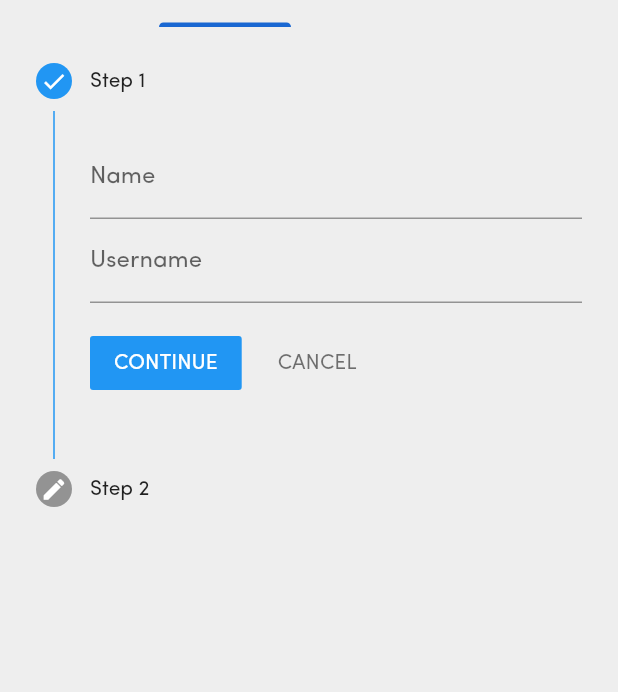
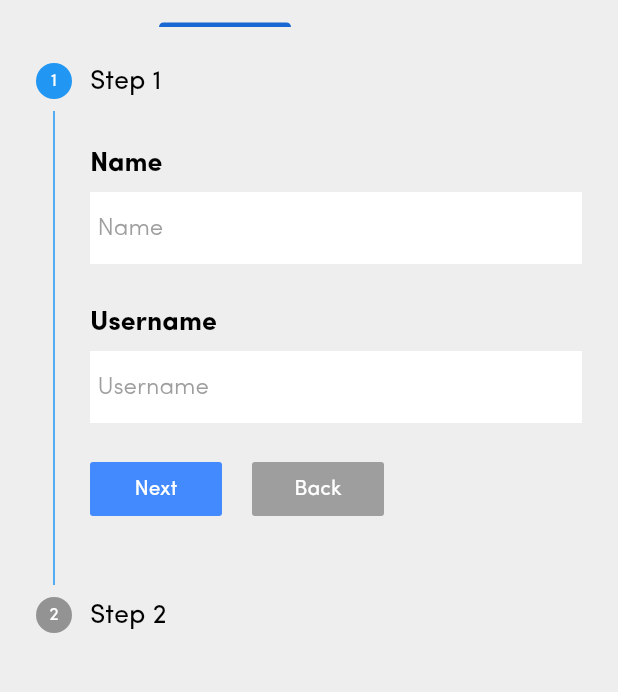
Before and after one commit to SubroutineX/Clubster, a Flutter app: the screen it shows after launch, tab 2 chosen, on a phone screen of 412 x 824 dp, the part 48-740 px from its top. Run offline on Flutter 3.47's test engine with Material 2 defaults, Android fonts, the light colour scheme and no system bars; our stand-ins replace simple_animations.

Commit message:
ui changes stepper

```diff
--- a/lib/views/animations/FadeAnimation.dart
+++ b/lib/views/animations/FadeAnimation.dart
@@ -14,12 +14,12 @@ class FadeAnimation extends StatelessWidget {
       [
         // ignore: deprecated_member_use
         Track("opacity").add(
-          Duration(milliseconds: 500),
+          Duration(milliseconds: 200),
           Tween(begin: 0.0, end: 1.0),
         ),
         // ignore: deprecated_member_use
         Track("translateY").add(
-          Duration(milliseconds: 500),
+          Duration(milliseconds: 200),
           Tween(begin: -30.0, end: 0.0),
         )
       ],
@@ -27,7 +27,7 @@ class FadeAnimation extends StatelessWidget {
 
     // ignore: deprecated_member_use
     return ControlledAnimation(
-      delay: Duration(milliseconds: (500 + delay).round()),
+      delay: Duration(milliseconds: (200 + delay).round()),
       duration: tween.duration,
       tween: tween,
       child: child,
--- a/lib/views/login_page.dart
+++ b/lib/views/login_page.dart
@@ -26,7 +26,7 @@ class Loginpage extends StatelessWidget {
                       children: <Widget>[
                         SizedBox(height: 50),
                         FadeAnimation(
-                          100,
+                          1,
                           Text(
                             "Login",
                             style: headingStyle,
@@ -34,7 +34,7 @@ class Loginpage extends StatelessWidget {
                         ),
                         SizedBox(height: 15),
                         FadeAnimation(
-                          125,
+                          2,
                           Text(
                             "Access account",
                             style: subHeadingStyle,
@@ -51,7 +51,7 @@ class Loginpage extends StatelessWidget {
                       crossAxisAlignment: CrossAxisAlignment.start,
                       children: <Widget>[
                         FadeAnimation(
-                          175,
+                          3,
                           Text(
                             "Email",
                             style: labelStyle,
@@ -59,7 +59,7 @@ class Loginpage extends StatelessWidget {
                         ),
                         SizedBox(height: 10),
                         FadeAnimation(
-                          225,
+                          4,
                           Container(
                             padding: EdgeInsets.symmetric(horizontal: 5),
                             decoration: BoxDecoration(color: Colors.white),
@@ -76,7 +76,7 @@ class Loginpage extends StatelessWidget {
                           height: 30,
                         ),
                         FadeAnimation(
-                          275,
+                          5,
                           Text(
                             "Password",
                             style: labelStyle,
@@ -84,7 +84,7 @@ class Loginpage extends StatelessWidget {
                         ),
                         SizedBox(height: 10),
                         FadeAnimation(
-                          325,
+                          6,
                           Container(
                             padding: EdgeInsets.symmetric(horizontal: 5),
                             decoration: BoxDecoration(color: Colors.white),
@@ -103,7 +103,7 @@ class Loginpage extends StatelessWidget {
                           height: 20,
                         ),
                         FadeAnimation(
-                          375,
+                          7,
                           Row(
                             mainAxisAlignment: MainAxisAlignment.end,
                             children: [
@@ -125,7 +125,7 @@ class Loginpage extends StatelessWidget {
                   ),
                   SizedBox(height: 50),
                   FadeAnimation(
-                    450,
+                    8,
                     Container(
                       height: 50,
                       padding: EdgeInsets.symmetric(horizontal: 20),
@@ -145,7 +145,7 @@ class Loginpage extends StatelessWidget {
                   ),
                   SizedBox(height: 40),
                   FadeAnimation(
-                    500,
+                    9,
                     Row(
                       mainAxisAlignment: MainAxisAlignment.center,
                       children: <Widget>[
--- a/lib/views/register_page.dart
+++ b/lib/views/register_page.dart
@@ -1,4 +1,7 @@
 import 'package:flutter/material.dart';
+
+import 'package:workflow/views/animations/FadeAnimation.dart';
+import 'package:workflow/views/styles/styles.dart';
 
 class RegisterPage extends StatefulWidget {
   @override
@@ -27,31 +30,130 @@ class _RegisterPageState extends State<RegisterPage> {
 
   List<Step> steps = [
     Step(
-      title: const Text('Step 1'),
+      title: Text(
+        'Step 1',
+        style: formFieldStyle,
+      ),
       isActive: true,
-      state: StepState.complete,
+      state: StepState.indexed,
       content: Column(
+        crossAxisAlignment: CrossAxisAlignment.start,
         children: <Widget>[
-          TextFormField(
-            decoration: InputDecoration(labelText: 'Name'),
+          SizedBox(
+            height: 10,
           ),
-          TextFormField(
-            decoration: InputDecoration(labelText: 'Username'),
+          FadeAnimation(
+            1,
+            Text(
+              "Name",
+              style: labelStyle,
+            ),
+          ),
+          SizedBox(height: 10),
+          FadeAnimation(
+            2,
+            Container(
+              padding: EdgeInsets.symmetric(horizontal: 5),
+              decoration: BoxDecoration(color: Colors.white),
+              child: TextFormField(
+                style: formFieldStyle,
+                decoration: InputDecoration(
+                    border: InputBorder.none,
+                    hintText: "Name",
+                    hintStyle: hintStyle),
+              ),
+            ),
+          ),
+          SizedBox(
+            height: 30,
+          ),
+          FadeAnimation(
+            3,
+            Text(
+              "Username",
+              style: labelStyle,
+            ),
+          ),
+          SizedBox(height: 10),
+          FadeAnimation(
+            4,
+            Container(
+              padding: EdgeInsets.symmetric(horizontal: 5),
+              decoration: BoxDecoration(color: Colors.white),
+              child: TextFormField(
+                obscureText: true,
+                style: formFieldStyle,
+                decoration: InputDecoration(
+                  border: InputBorder.none,
+                  hintText: "Username",
+                  hintStyle: hintStyle,
+                ),
+              ),
+            ),
           ),
         ],
       ),
     ),
     Step(
       isActive: false,
-      state: StepState.editing,
-      title: const Text('Step 2'),
+      state: StepState.indexed,
+      title: Text(
+        'Step 2',
+        style: formFieldStyle,
+      ),
       content: Column(
+        crossAxisAlignment: CrossAxisAlignment.start,
         children: <Widget>[
-          TextFormField(
-            decoration: InputDecoration(labelText: 'Email'),
+          SizedBox(
+            height: 10,
           ),
-          TextFormField(
-            decoration: InputDecoration(labelText: 'Password'),
+          FadeAnimation(
+            1,
+            Text(
+              "Email",
+              style: labelStyle,
+            ),
+          ),
+          SizedBox(height: 10),
+          FadeAnimation(
+            2,
+            Container(
+              padding: EdgeInsets.symmetric(horizontal: 5),
+              decoration: BoxDecoration(color: Colors.white),
+              child: TextFormField(
+                style: formFieldStyle,
+                decoration: InputDecoration(
+                    border: InputBorder.none,
+                    hintText: "Email",
+                    hintStyle: hintStyle),
+              ),
+            ),
+          ),
+          SizedBox(
+            height: 30,
+          ),
+          FadeAnimation(
+            3,
+            Text(
+              "Password",
+              style: labelStyle,
+            ),
+          ),
+          SizedBox(height: 10),
+          FadeAnimation(
+            4,
+            Container(
+              padding: EdgeInsets.symmetric(horizontal: 5),
+              decoration: BoxDecoration(color: Colors.white),
+              child: TextFormField(
+                style: formFieldStyle,
+                decoration: InputDecoration(
+                  border: InputBorder.none,
+                  hintText: "Password",
+                  hintStyle: hintStyle,
+                ),
+              ),
+            ),
           ),
         ],
       ),
@@ -71,6 +173,65 @@ class _RegisterPageState extends State<RegisterPage> {
               onStepContinue: next,
               onStepTapped: (step) => goTo(step),
               onStepCancel: cancel,
+              controlsBuilder: (BuildContext context,
+                  {VoidCallback onStepContinue, VoidCallback onStepCancel}) {
+                return Column(
+                  children: <Widget>[
+                    SizedBox(
+                      height: 20,
+                    ),
+                    Row(
+                      mainAxisAlignment: MainAxisAlignment.start,
+                      crossAxisAlignment: CrossAxisAlignment.start,
+                      children: <Widget>[
+                        FlatButton(
+                          color: Colors.blueAccent,
+                          child: Text(
+                            "Next",
+                            style: TextStyle(color: Colors.white),
+                          ),
+                          onPressed: () {
+                            setState(
+                              () {
+                                // update the variable handling the current step value
+                                // going back one step i.e adding 1, until its the length of the step
+                                if (currentStep < steps.length - 1) {
+                                  currentStep = currentStep + 1;
+                                }
+                                // } else {
+                                //   currentStep = 0;
+                                // }
+                              },
+                            );
+                          },
+                        ),
+                        SizedBox(width: 20),
+                        FlatButton(
+                          color: Colors.grey,
+                          child: Text(
+                            "Back",
+                            style: TextStyle(color: Colors.white),
+                          ),
+                          onPressed: () {
+                            // On hitting cancel button, change the state
+                            setState(
+                              () {
+                                // update the variable handling the current step value
+                                // going back one step i.e subtracting 1, until its 0
+                                if (currentStep > 0) {
+                                  currentStep = currentStep - 1;
+                                } else {
+                                  currentStep = currentStep + 1;
+                                }
+                              },
+                            );
+                          },
+                        ),
+                      ],
+                    ),
+                  ],
+                );
+              },
             ),
           ),
         ],
```
